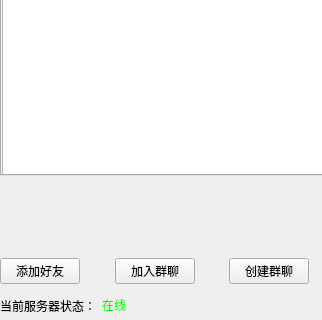
Old version of the form mainchat.ui in the repository yuanchuc/MyQQ-Json; both pictures show x 0 to 322 and y 374 to 694 of the 322 by 694 pixel window.
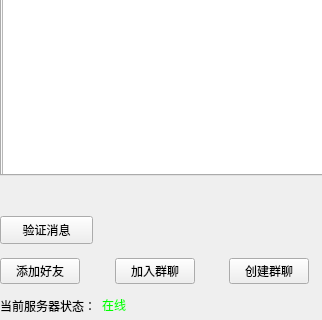
New version of the form.

Commit message: 添加了验证消息窗口(好友验证)

```diff
--- a/mainchat.ui
+++ b/mainchat.ui
@@ -177,6 +177,19 @@
     </item>
    </layout>
   </widget>
+  <widget class="QPushButton" name="verifyMsgButton">
+   <property name="geometry">
+    <rect>
+     <x>0</x>
+     <y>590</y>
+     <width>93</width>
+     <height>28</height>
+    </rect>
+   </property>
+   <property name="text">
+    <string>验证消息</string>
+   </property>
+  </widget>
  </widget>
  <resources/>
  <connections/>
```
The commit also changes 13 other files.
